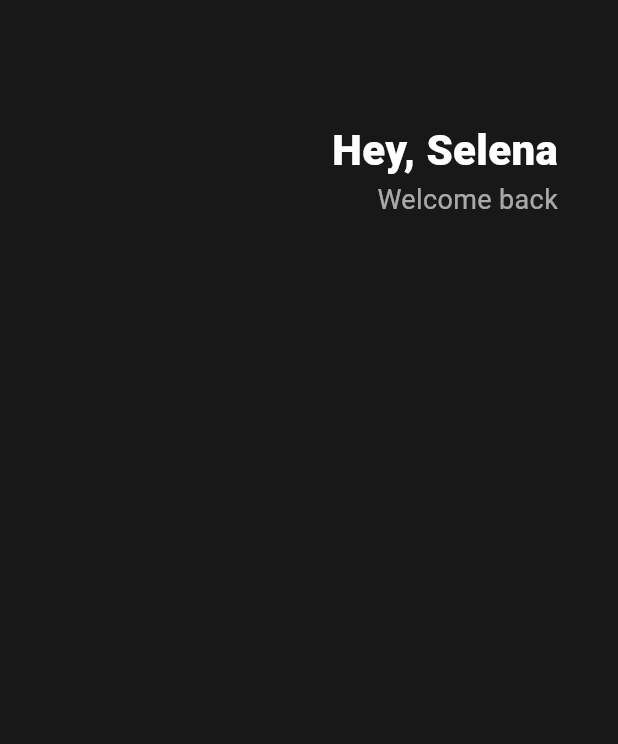
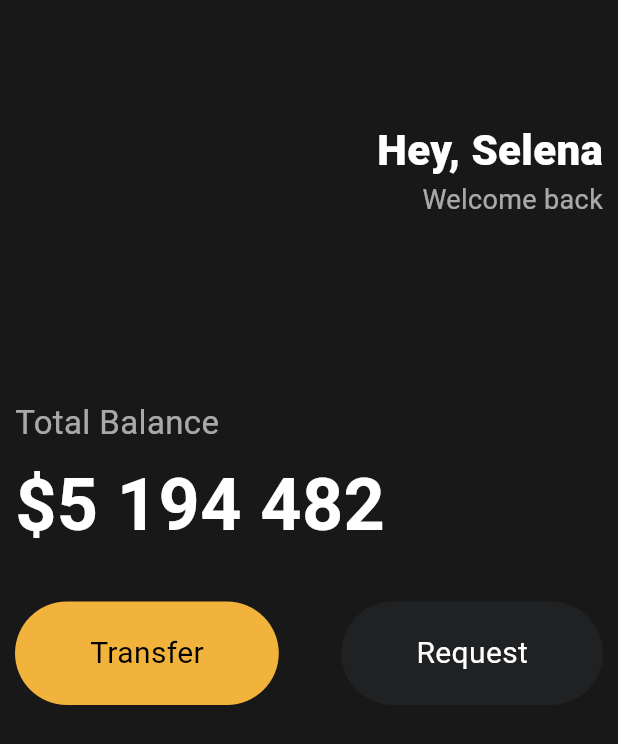
Before and after one commit to ohwoo-kwon/toonflix, a Flutter app: the screen it shows after launch, on a phone screen of 412 x 824 dp. Shown: the top 744 px of the screen. Run offline on Flutter 3.47's test engine with Material 3 defaults, Android fonts, the phone set to English and light mode, and no system bars.

Commit message:
total balance

```diff
--- a/analysis_options.yaml
+++ b/analysis_options.yaml
@@ -21,8 +21,8 @@ linter:
   # `// ignore_for_file: name_of_lint` syntax on the line or in the file
   # producing the lint.
   rules:
+    prefer_const_constructors: true
     # avoid_print: false  # Uncomment to disable the `avoid_print` rule
     # prefer_single_quotes: true  # Uncomment to enable the `prefer_single_quotes` rule
-
 # Additional information about this file can be found at
 # https://dart.dev/guides/language/analysis-options
--- a/lib/main.dart
+++ b/lib/main.dart
@@ -1,27 +1,31 @@
 import 'package:flutter/material.dart';
+import 'package:toonflix/widgets/button.dart';
 
 void main() {
-  runApp(App());
+  runApp(const App());
 }
 
 class App extends StatelessWidget {
+  const App({super.key});
+
   @override
   Widget build(BuildContext context) {
     return MaterialApp(
       home: Scaffold(
-        backgroundColor: Color(0xFF181818),
+        backgroundColor: const Color(0xFF181818),
         body: Padding(
-          padding: EdgeInsets.symmetric(horizontal: 40),
+          padding: const EdgeInsets.symmetric(horizontal: 10),
           child: Column(
+            crossAxisAlignment: CrossAxisAlignment.start,
             children: [
-              SizedBox(height: 80),
+              const SizedBox(height: 80),
               Row(
                 mainAxisAlignment: MainAxisAlignment.end,
                 children: [
                   Column(
                     crossAxisAlignment: CrossAxisAlignment.end,
                     children: [
-                      Text(
+                      const Text(
                         "Hey, Selena",
                         style: TextStyle(
                           color: Colors.white,
@@ -40,10 +44,39 @@ class App extends StatelessWidget {
                   ),
                 ],
               ),
-              Row(),
-              Row(),
-              Row(),
-              Row(),
+              const SizedBox(height: 120),
+              Text(
+                "Total Balance",
+                style: TextStyle(
+                  color: Colors.white.withAlpha(160),
+                  fontSize: 22,
+                ),
+              ),
+              const SizedBox(height: 5),
+              const Text(
+                '\$5 194 482',
+                style: TextStyle(
+                  color: Colors.white,
+                  fontSize: 48,
+                  fontWeight: FontWeight.w600,
+                ),
+              ),
+              const SizedBox(height: 30),
+              const Row(
+                mainAxisAlignment: MainAxisAlignment.spaceBetween,
+                children: [
+                  Button(
+                    text: 'Transfer',
+                    bgColor: Color(0xFFF1B33B),
+                    textColor: Colors.black,
+                  ),
+                  Button(
+                    text: 'Request',
+                    bgColor: Color(0xFF1F2123),
+                    textColor: Colors.white,
+                  ),
+                ],
+              ),
             ],
           ),
         ),
--- /dev/null
+++ b/lib/widgets/button.dart
@@ -0,0 +1,28 @@
+import 'package:flutter/material.dart';
+
+class Button extends StatelessWidget {
+  final String text;
+  final Color bgColor;
+  final Color textColor;
+
+  const Button({
+    super.key,
+    required this.text,
+    required this.bgColor,
+    required this.textColor,
+  });
+
+  @override
+  Widget build(BuildContext context) {
+    return Container(
+      decoration: BoxDecoration(
+        color: bgColor,
+        borderRadius: BorderRadius.circular(45),
+      ),
+      child: Padding(
+        padding: const EdgeInsets.symmetric(vertical: 20, horizontal: 50),
+        child: Text(text, style: TextStyle(color: textColor, fontSize: 20)),
+      ),
+    );
+  }
+}
```
